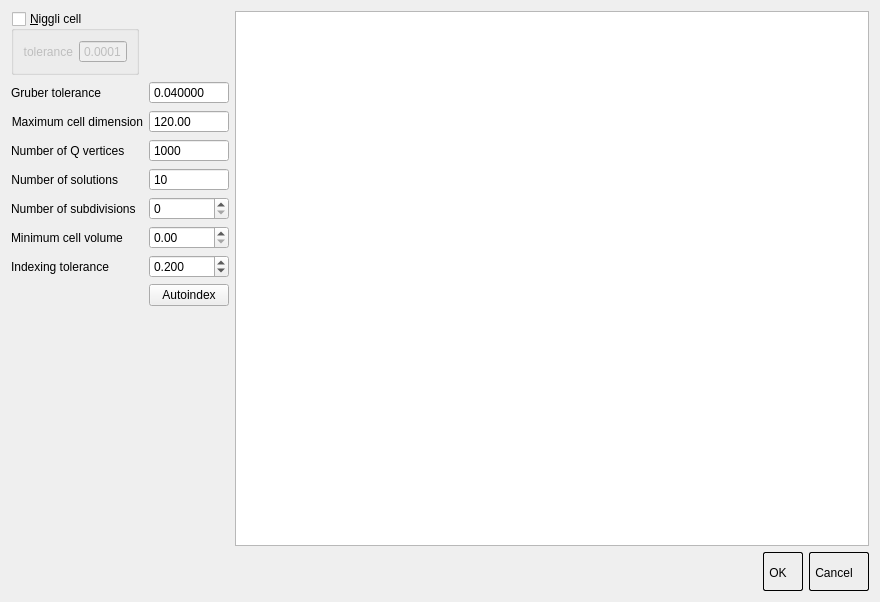
Above: apps/nsxqt/ui/DialogAutoIndexing.ui from k61n/openhkl before the change. Below: the same form after it.
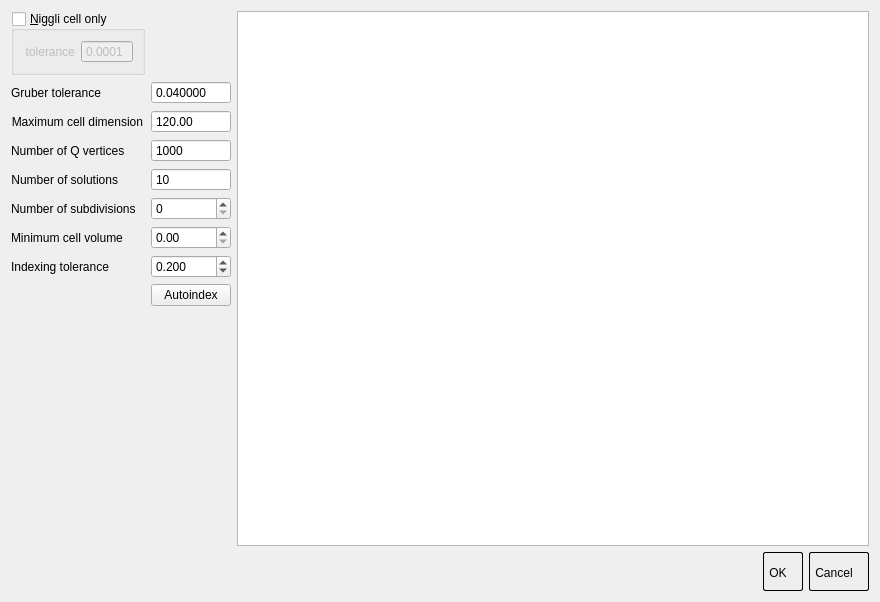
That is the form after the change.

```diff
--- a/apps/nsxqt/ui/DialogAutoIndexing.ui
+++ b/apps/nsxqt/ui/DialogAutoIndexing.ui
@@ -27,7 +27,7 @@
        <item row="1" column="0">
         <widget class="QGroupBox" name="niggliReduction">
          <property name="title">
-          <string>&amp;Niggli cell</string>
+          <string>&amp;Niggli cell only</string>
          </property>
          <property name="flat">
           <bool>false</bool>
```
